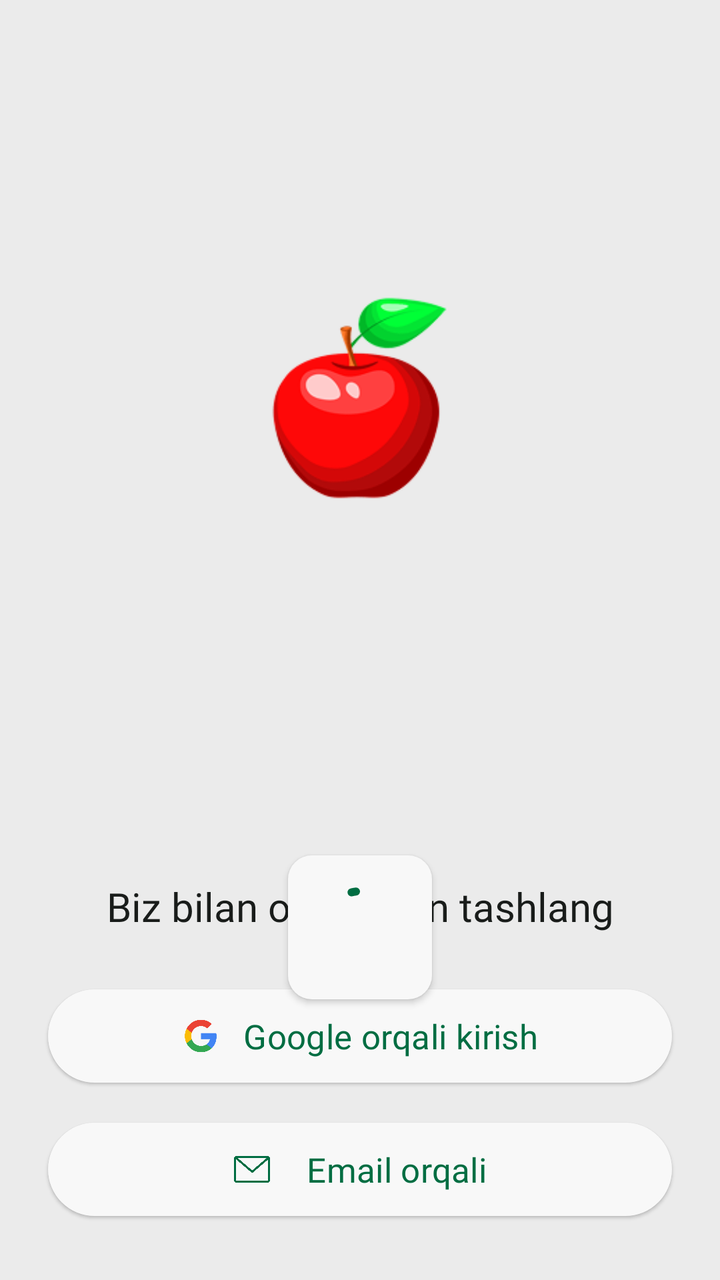
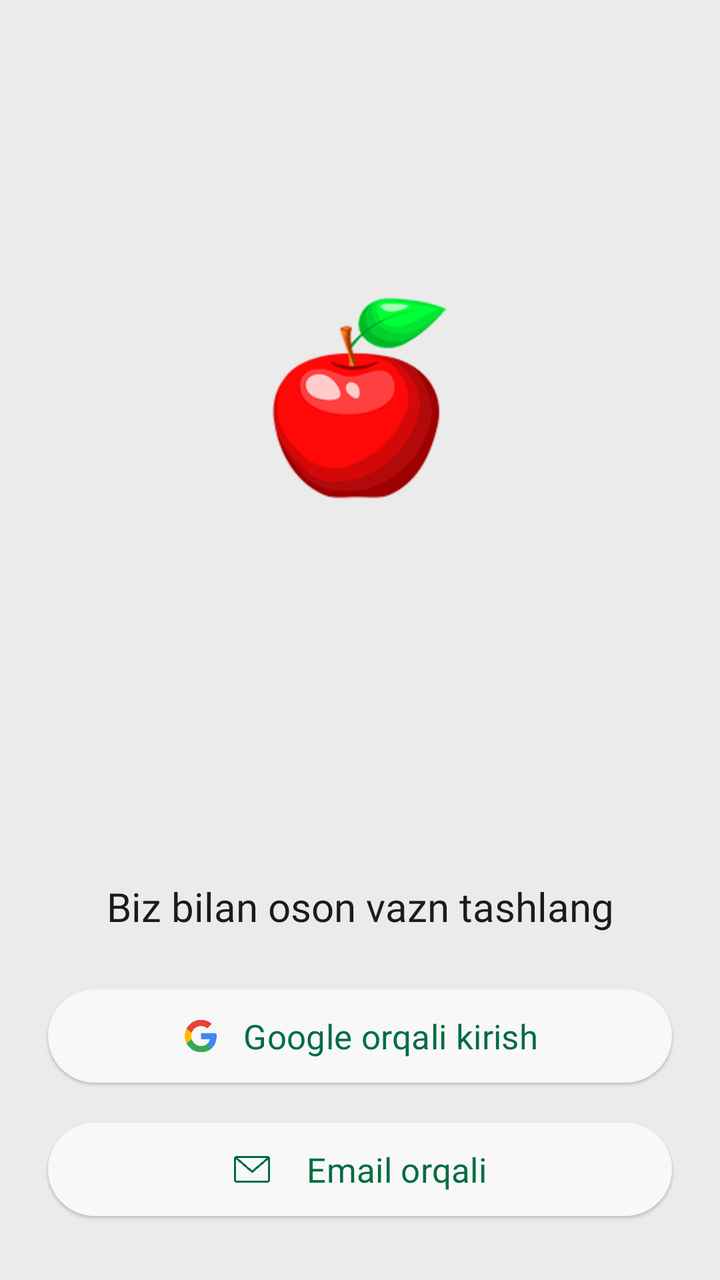

Two renders of the same Android screen: before a commit and after it. Below are the layout's source before the change and the commit's diff.
<!-- AndroidManifest.xml: application theme Theme.Ozamiz -->
<!-- res/layout/fragment_auth.xml -->
<?xml version="1.0" encoding="utf-8"?>
<layout xmlns:android="http://schemas.android.com/apk/res/android"
    xmlns:app="http://schemas.android.com/apk/res-auto">

    <androidx.constraintlayout.widget.ConstraintLayout
        android:layout_width="match_parent"
        android:layout_height="match_parent"
        android:background="?colorSurfaceContainer">

        <ImageView
            android:id="@+id/photo"
            android:layout_width="200dp"
            android:layout_height="200dp"
            android:layout_marginBottom="@dimen/dimen_24"
            android:scaleType="centerCrop"
            android:src="@drawable/splash_icon"
            app:layout_constraintBottom_toTopOf="@+id/linearLayout7"
            app:layout_constraintEnd_toEndOf="parent"
            app:layout_constraintStart_toStartOf="parent"
            app:layout_constraintTop_toTopOf="parent" />

        <uz.oybek.ozamiz.ui.base.MyToolBar
            android:id="@+id/toolbar"
            android:layout_width="match_parent"
            android:layout_height="wrap_content"
            android:visibility="gone"
            app:layout_constraintEnd_toEndOf="parent"
            app:layout_constraintStart_toStartOf="parent"
            app:layout_constraintTop_toTopOf="parent"
            app:title="@string/akkauntga_kirish" />

        <LinearLayout
            android:id="@+id/linearLayout7"
            android:layout_width="match_parent"
            android:layout_height="wrap_content"
            android:orientation="vertical"
            app:layout_constraintBottom_toBottomOf="parent"
            app:layout_constraintEnd_toEndOf="parent"
            app:layout_constraintStart_toStartOf="parent">

            <TextView
                android:id="@+id/title_view"
                style="@style/Title2_20"
                android:fontFamily="@font/roboto_medium"
                android:layout_width="match_parent"
                android:layout_height="wrap_content"
                android:layout_gravity="center"
                android:layout_marginHorizontal="@dimen/dimen_24"
                android:layout_marginTop="@dimen/dimen_18"
                android:gravity="center"
                android:text="@string/splash_text"
                android:textColor="?colorOnSurface"
                app:layout_constraintBottom_toBottomOf="@+id/photo"
                app:layout_constraintEnd_toEndOf="parent"
                app:layout_constraintStart_toStartOf="parent" />

            <com.google.android.material.button.MaterialButton
                android:id="@+id/gmail_button"
                style="@style/Widget.Material3.Button.ElevatedButton"
                android:layout_width="match_parent"
                android:layout_height="wrap_content"
                android:fontFamily="@font/roboto_bold"
                android:layout_marginHorizontal="@dimen/dimen_24"
                android:layout_marginTop="@dimen/dimen_24"
                android:drawablePadding="@dimen/dimen_12"
                android:textSize="17sp"
                android:gravity="center"
                android:paddingHorizontal="@dimen/dimen_18"
                android:paddingVertical="@dimen/dimen_12"
                app:iconGravity="textStart"
                android:text="@string/google_orqali_kirish"
                app:icon="@drawable/google_ic"
                app:iconPadding="@dimen/dimen_12"
                app:iconTint="@null"
                app:layout_constraintEnd_toEndOf="parent"
                app:layout_constraintStart_toStartOf="parent"
                app:layout_constraintTop_toBottomOf="@+id/phone_view" />

            <com.google.android.material.button.MaterialButton
                android:id="@+id/email_button"
                style="@style/Widget.Material3.Button.ElevatedButton"
                android:layout_width="match_parent"
                android:layout_height="wrap_content"
                android:layout_marginHorizontal="@dimen/dimen_24"
                android:layout_marginTop="@dimen/dimen_12"
                android:layout_marginBottom="@dimen/dimen_28"
                android:drawablePadding="@dimen/dimen_12"
                android:textSize="17sp"
                android:fontFamily="@font/roboto_bold"
                android:drawableTint="?colorPrimary"
                android:gravity="center"
                app:iconGravity="textStart"
                android:paddingHorizontal="@dimen/dimen_18"
                android:paddingVertical="@dimen/dimen_12"
                android:text="@string/email_orqali"
                app:icon="@drawable/mail_24px"
                app:iconPadding="@dimen/dimen_18"
                app:layout_constraintEnd_toEndOf="parent"
                app:layout_constraintStart_toStartOf="parent"
                app:layout_constraintTop_toBottomOf="@+id/gmail_button" />

        </LinearLayout>

        <com.google.android.material.button.MaterialButton
            android:id="@+id/skip_button"
            style="@style/Widget.Material3.Button.ElevatedButton"
            android:layout_width="wrap_content"
            android:layout_height="wrap_content"
            android:layout_marginTop="@dimen/dimen_8"
            android:layout_marginEnd="@dimen/dimen_8"
            android:enabled="true"
            android:text="@string/keyinroq"
            android:visibility="gone"
            app:icon="@drawable/arrow_right"
            app:iconGravity="textEnd"
            app:layout_constraintEnd_toEndOf="parent"
            app:layout_constraintTop_toTopOf="@+id/toolbar" />

        <com.google.android.material.button.MaterialButton
            android:id="@+id/continue_button"
            style="@style/FilledButton"
            android:layout_width="match_parent"
            android:layout_height="wrap_content"
            android:layout_margin="@dimen/dimen_24"
            android:layout_marginBottom="160dp"
            android:enabled="true"
            android:text="@string/davom_etish"
            android:visibility="gone"
            app:icon="@drawable/arrow_right"
            app:iconGravity="textEnd"
            app:layout_constraintBottom_toBottomOf="parent"
            app:layout_constraintEnd_toEndOf="parent"
            app:layout_constraintHorizontal_bias="0.0"
            app:layout_constraintStart_toStartOf="parent" />

        <com.google.android.material.progressindicator.CircularProgressIndicator
            android:id="@+id/progress_bar"
            android:layout_width="44dp"
            android:layout_height="44dp"
            android:layout_marginBottom="@dimen/dimen_12"
            android:background="@drawable/round_lay"
            android:backgroundTint="?colorSurfaceContainerLow"
            android:elevation="@dimen/dimen_2"
            android:indeterminate="true"
            android:padding="@dimen/dimen_12"
            app:layout_constraintBottom_toTopOf="@+id/continue_button"
            app:layout_constraintEnd_toEndOf="parent"
            app:layout_constraintStart_toStartOf="parent"
            app:layout_constraintTop_toBottomOf="@+id/photo" />

    </androidx.constraintlayout.widget.ConstraintLayout>
</layout>
<!-- resources referenced by this layout -->
<resources>
  <dimen name="dimen_12">12dp</dimen>
  <dimen name="dimen_18">18dp</dimen>
  <dimen name="dimen_2">2dp</dimen>
  <dimen name="dimen_24">24dp</dimen>
  <dimen name="dimen_28">28dp</dimen>
  <dimen name="dimen_8">8dp</dimen>
  <!-- drawable arrow_right (drawable) -->
  <vector xmlns:android="http://schemas.android.com/apk/res/android"
      android:width="24dp"
      android:height="24dp"
      android:viewportWidth="960"
      android:viewportHeight="960"
      android:tint="?attr/colorControlNormal"
      android:autoMirrored="true">
    <path
        android:fillColor="@android:color/white"
        android:pathData="M560,720L504,662L646,520L160,520L160,440L646,440L504,298L560,240L800,480L560,720Z"/>
  </vector>
  <!-- drawable round_lay (drawable) -->
  <?xml version="1.0" encoding="utf-8"?>
  <shape xmlns:android="http://schemas.android.com/apk/res/android">
  <corners android:radius="@dimen/dimen_12"/>
      <solid android:color="?backgroundColor"/>
  </shape>
  <string name="akkauntga_kirish">Akkauntga kirish</string>
  <string name="davom_etish">Davom etish</string>
  <string name="email_orqali">Email orqali</string>
  <string name="google_orqali_kirish">Google orqali kirish</string>
  <string name="keyinroq">Keyinroq</string>
  <string name="splash_text">Biz bilan oson vazn tashlang</string>
  <style name="FilledButton" parent="Widget.Material3.Button.IconButton.Filled">
          <item name="fontFamily">@font/roboto_medium</item>
      </style>
  <style name="Title2_20">
          <item name="android:textSize">20sp</item>
          <item name="android:fontFamily">@font/roboto_medium</item>
  
      </style>
  <style name="Theme.Ozamiz" parent="Base.Ozamiz" />
  <color name="md_theme_light_surfaceContainer">#EBEBEB</color>
  <color name="md_theme_light_primary">#006D42</color>
  <color name="md_theme_light_onPrimary">#FFFFFF</color>
  <color name="md_theme_light_primaryContainer">#96F7B8</color>
  <color name="md_theme_light_onPrimaryContainer">#002111</color>
  <color name="md_theme_light_secondary">#4F6353</color>
  <color name="md_theme_light_onSecondary">#FFFFFF</color>
  <color name="md_theme_light_secondaryContainer">#D2E8D4</color>
  <color name="md_theme_light_onSecondaryContainer">#0D1F13</color>
  <color name="md_theme_light_tertiary">#3A646F</color>
  <color name="md_theme_light_onTertiary">#FFFFFF</color>
  <color name="md_theme_light_tertiaryContainer">#BEEAF7</color>
  <color name="md_theme_light_onTertiaryContainer">#001F25</color>
  <color name="md_theme_light_error">#BA1A1A</color>
  <color name="md_theme_light_onError">#FFFFFF</color>
  <color name="md_theme_light_errorContainer">#FFDAD6</color>
  <color name="md_theme_light_onErrorContainer">#410002</color>
  <color name="md_theme_light_surface">#FBFDF9</color>
  <color name="md_theme_light_onSurface">#191C1A</color>
  <color name="md_theme_light_surfaceVariant">#DBE5DD</color>
  <color name="md_theme_light_outline">#707973</color>
  <color name="md_theme_light_surfaceContainerLowest">#FFFFFF</color>
  <color name="md_theme_light_surfaceContainerLow">#F8F8F8</color>
  <color name="md_theme_light_surfaceContainerHigh">#F1F1F1</color>
  <color name="md_theme_light_surfaceContainerHighest">#E6E6E6</color>
  <!-- unchanged entries left out for length: 4 -->
</resources>

<!-- the commit's change to res/layout/fragment_auth.xml (unified diff, before → after) -->
@@ -135,18 +135,14 @@
 
         <com.google.android.material.progressindicator.CircularProgressIndicator
             android:id="@+id/progress_bar"
-            android:layout_width="44dp"
-            android:layout_height="44dp"
-            android:layout_marginBottom="@dimen/dimen_12"
-            android:background="@drawable/round_lay"
-            android:backgroundTint="?colorSurfaceContainerLow"
-            android:elevation="@dimen/dimen_2"
+            android:layout_width="48dp"
+            android:layout_height="48dp"
             android:indeterminate="true"
-            android:padding="@dimen/dimen_12"
-            app:layout_constraintBottom_toTopOf="@+id/continue_button"
+            android:visibility="gone"
+            app:layout_constraintBottom_toBottomOf="parent"
             app:layout_constraintEnd_toEndOf="parent"
             app:layout_constraintStart_toStartOf="parent"
-            app:layout_constraintTop_toBottomOf="@+id/photo" />
+            app:layout_constraintTop_toTopOf="parent" />
 
     </androidx.constraintlayout.widget.ConstraintLayout>
 </layout>
<!-- resource entries referenced after the edit -->
@@ -2,7 +2,6 @@
 <resources>
   <dimen name="dimen_12">12dp</dimen>
   <dimen name="dimen_18">18dp</dimen>
-  <dimen name="dimen_2">2dp</dimen>
   <dimen name="dimen_24">24dp</dimen>
   <dimen name="dimen_28">28dp</dimen>
   <dimen name="dimen_8">8dp</dimen>
@@ -18,12 +17,6 @@
         android:fillColor="@android:color/white"
         android:pathData="M560,720L504,662L646,520L160,520L160,440L646,440L504,298L560,240L800,480L560,720Z"/>
   </vector>
-  <!-- drawable round_lay (drawable) -->
-  <?xml version="1.0" encoding="utf-8"?>
-  <shape xmlns:android="http://schemas.android.com/apk/res/android">
-  <corners android:radius="@dimen/dimen_12"/>
-      <solid android:color="?backgroundColor"/>
-  </shape>
   <string name="akkauntga_kirish">Akkauntga kirish</string>
   <string name="davom_etish">Davom etish</string>
   <string name="email_orqali">Email orqali</string>
